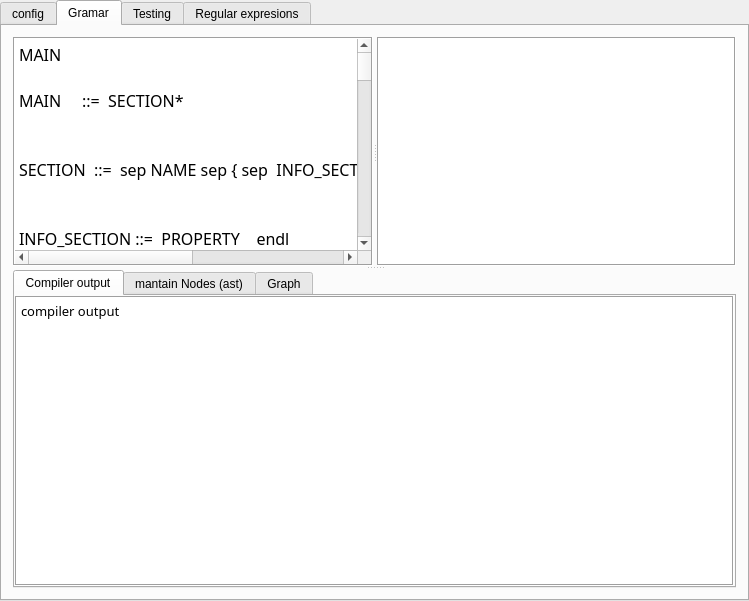
First picture: the form in tools/qt/hpgui/src/hpgui.ui, repository jleahred/jle_cpp_tk, before the edit.
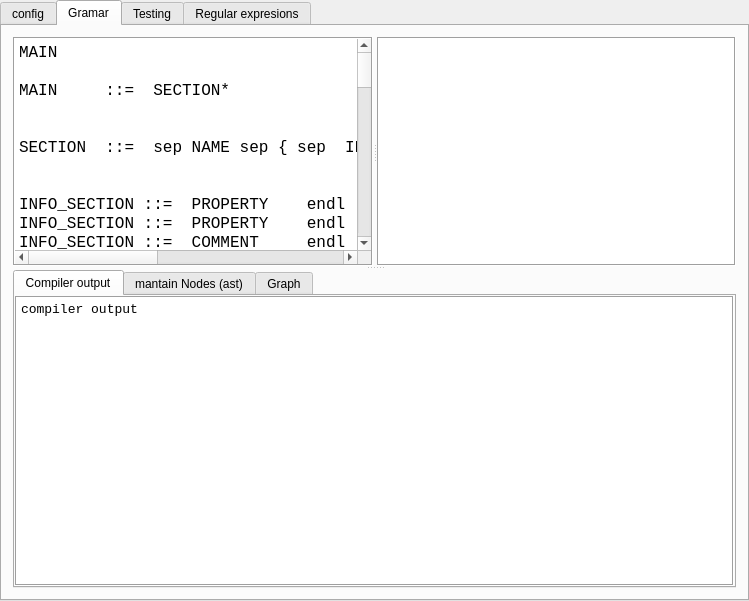
Second picture: the form after the edit. The open tabs and pages were chosen to show the change.

Diff of the .ui file:
```diff
--- a/tools/qt/hpgui/src/hpgui.ui
+++ b/tools/qt/hpgui/src/hpgui.ui
@@ -169,7 +169,7 @@
            </property>
            <property name="font">
             <font>
-             <family>Courier 10 Pitch</family>
+             <family>Monospace</family>
              <pointsize>12</pointsize>
              <weight>50</weight>
              <italic>false</italic>
@@ -314,7 +314,7 @@
              <widget class="QPlainTextEdit" name="pteCompilerOut">
               <property name="font">
                <font>
-                <family>Courier 10 Pitch</family>
+                <family>Monospace</family>
                 <pointsize>10</pointsize>
                 <weight>50</weight>
                 <italic>false</italic>
```
Left out of the diff: 112 changed lines with no effect on the pictures.
